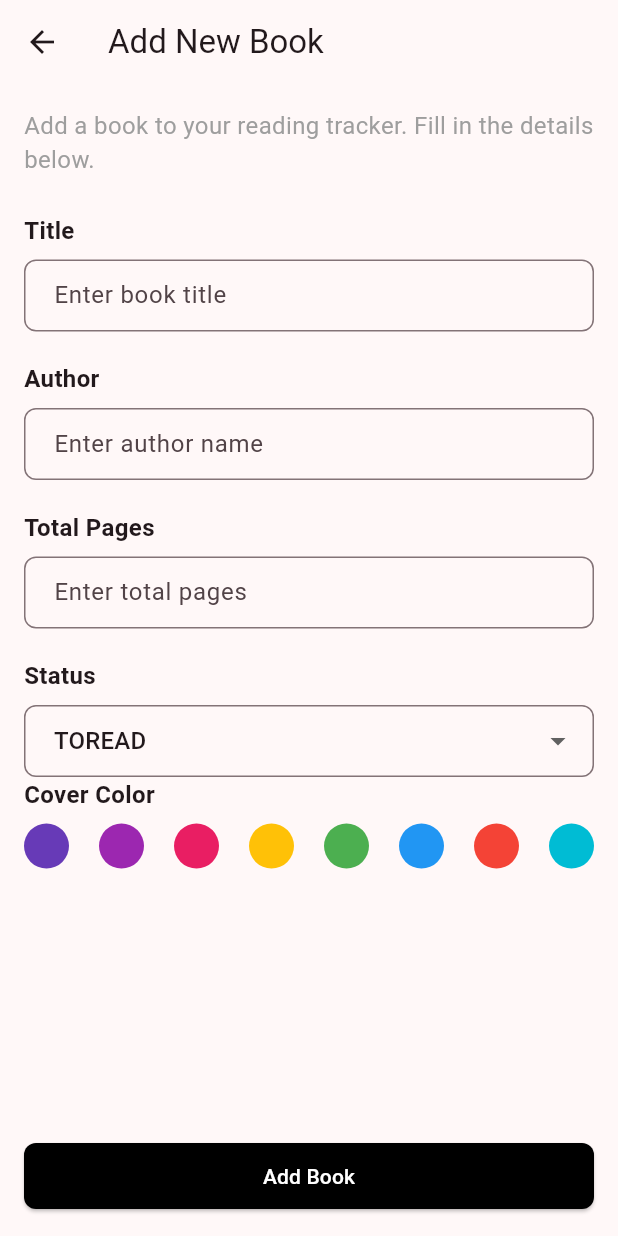
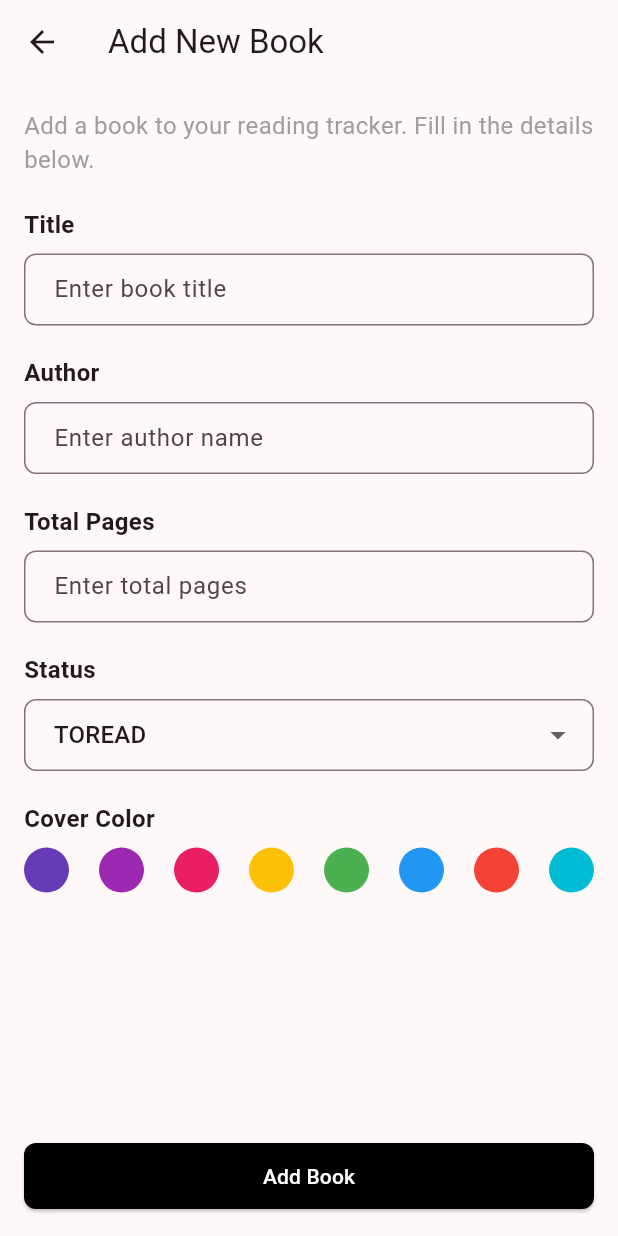
Before and after one commit to JordiiVidal/read-snap-app, a Flutter app: the BookFormPage screen opened directly, on a phone screen of 412 x 824 dp. Run offline on Flutter 3.47's test engine with Material 3 defaults, Android fonts, the phone set to English and light mode, and no system bars; our stand-ins replace flutter_riverpod, freezed_annotation, sqflite; accounts and stored records are empty.

Commit message:
Fix spacing column form

```diff
--- a/lib/features/book/presentation/pages/book_form_page.dart
+++ b/lib/features/book/presentation/pages/book_form_page.dart
@@ -56,17 +56,19 @@ class _BookFormPageState extends ConsumerState<BookFormPage> {
             'Add a book to your reading tracker. Fill in the details below.',
             style: TextStyle(color: Colors.grey, fontSize: 16),
           ),
-          const SizedBox(height: 24),
+          const SizedBox(height: 20),
           DynamicFormField(
             label: 'Title',
             hintText: 'Enter book title',
             onChanged: notifier.updateName,
           ),
+          const SizedBox(height: 20),
           DynamicFormField(
             label: 'Author',
             hintText: 'Enter author name',
             onChanged: notifier.updateAuthor,
           ),
+          const SizedBox(height: 20),
           DynamicFormField(
             label: 'Total Pages',
             hintText: 'Enter total pages',
@@ -76,6 +78,7 @@ class _BookFormPageState extends ConsumerState<BookFormPage> {
               notifier.updateTotalPages(pages);
             },
           ),
+          const SizedBox(height: 20),
           const Text(
             'Status',
             style: TextStyle(fontSize: 16, fontWeight: FontWeight.bold),
@@ -117,6 +120,7 @@ class _BookFormPageState extends ConsumerState<BookFormPage> {
                 },
               ),
             ),
+          const SizedBox(height: 20),
           ColorSelectorWidget(
             selectedColor: bookState.color,
             onColorSelected: notifier.updateColor,
--- a/lib/features/book/presentation/widgets/dynamic_form_field_widget.dart
+++ b/lib/features/book/presentation/widgets/dynamic_form_field_widget.dart
@@ -50,7 +50,6 @@
             return null;
           },
         ),
-        const SizedBox(height: 20),
       ],
     );
   }
```
